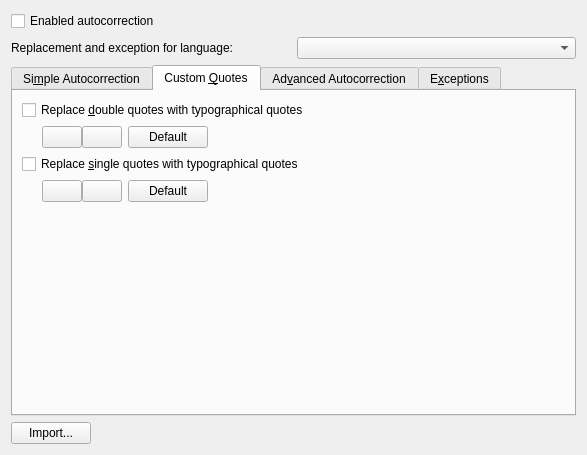
Old version of the form messagecomposer/autocorrection/composerautocorrectionwidget.ui in the repository KDE/kdepim.
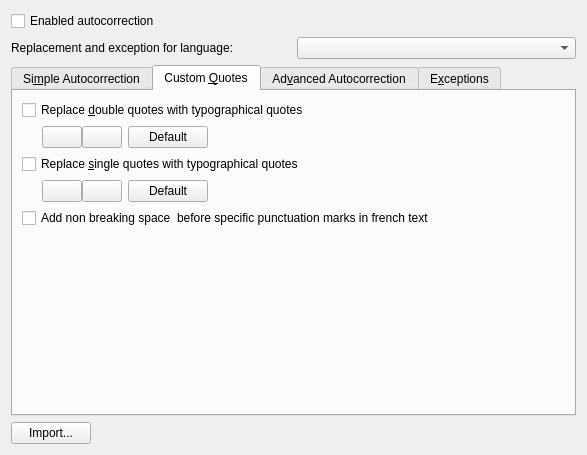
New version of the form. The open tabs and pages were chosen to show the change. Custom widgets are drawn as their Qt base class.

Commit message: Start to add new feature (add non breaking space in french language)

Diff of the .ui file:
```diff
--- a/messagecomposer/autocorrection/composerautocorrectionwidget.ui
+++ b/messagecomposer/autocorrection/composerautocorrectionwidget.ui
@@ -251,7 +251,7 @@
          </item>
         </layout>
        </item>
-       <item row="4" column="1">
+       <item row="5" column="1">
         <spacer>
          <property name="orientation">
           <enum>Qt::Vertical</enum>
@@ -264,6 +264,13 @@
          </property>
         </spacer>
        </item>
+       <item row="4" column="0" colspan="2">
+        <widget class="QCheckBox" name="addNonBreakingSpaceInFrench">
+         <property name="text">
+          <string>Add non breaking space  before specific punctuation marks in french text</string>
+         </property>
+        </widget>
+       </item>
       </layout>
      </widget>
      <widget class="QWidget" name="tab_3">
```
Left out of the diff: 16 changed lines with no effect on the pictures. The commit also changes 4 other files.
